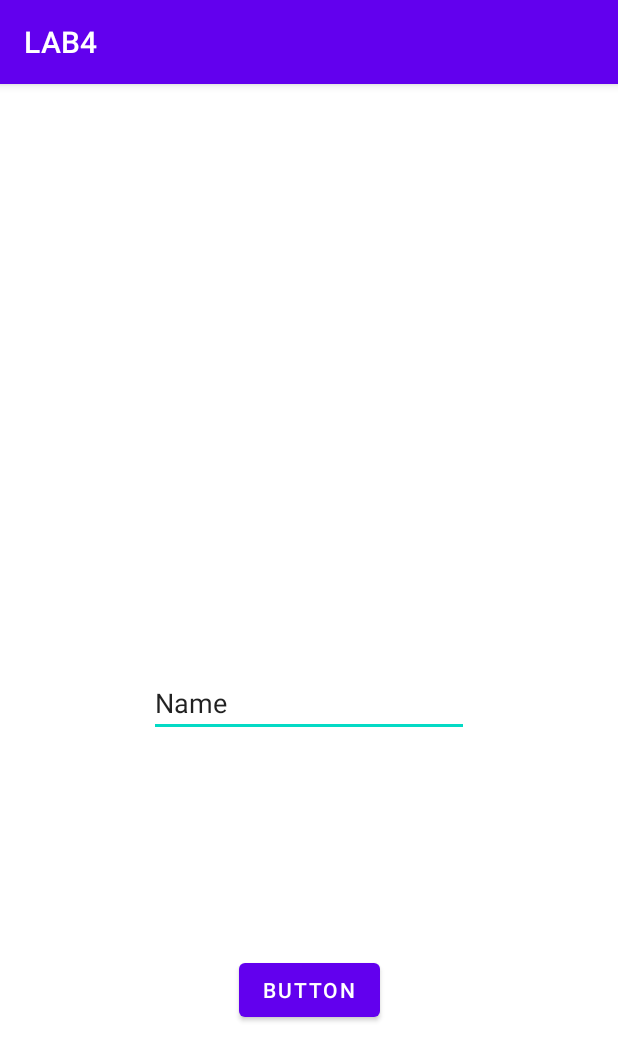
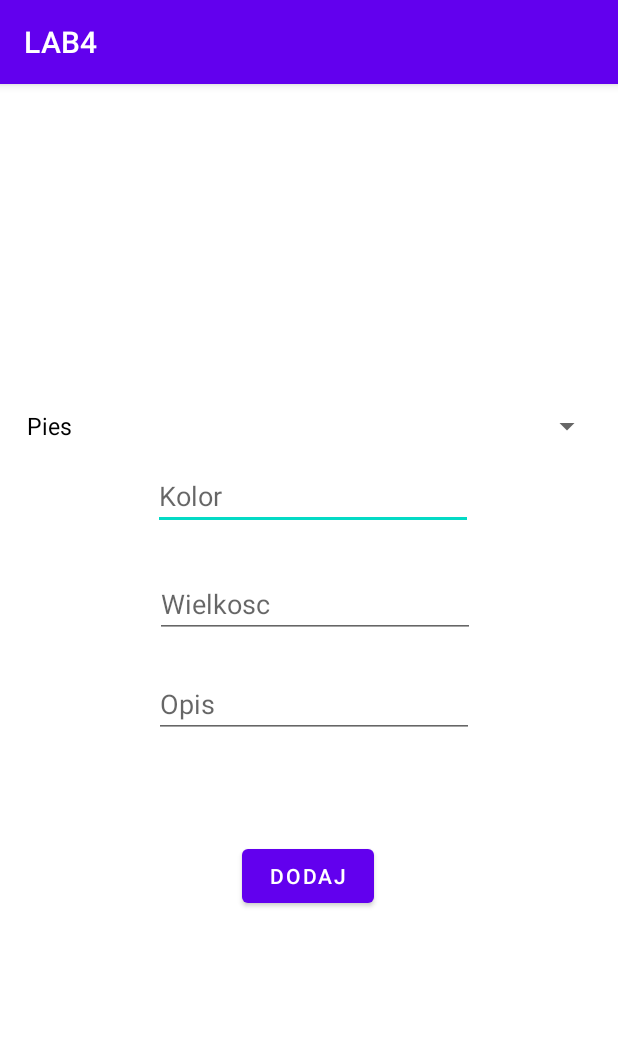
Before and after one commit to Grabek96/LAB4, an Android app: the screen it shows after launch (DodajWpis), after a tap on "Nowy", on a phone screen of 412 x 824 dp. Shown: the top 1061 px of the screen. Run offline under Robolectric (Android 15) with nearby library versions, the phone set to English and light mode, and no system bars.

Commit message:
Laboratorium 5 czwarty commit edycja i dodawanie wpisów do bazy danych

```diff
--- a/app/src/main/java/com/example/lab4/MySQLite.java
+++ b/app/src/main/java/com/example/lab4/MySQLite.java
@@ -9,7 +9,8 @@ import android.database.sqlite.SQLiteOpenHelper;
 
 public class MySQLite extends SQLiteOpenHelper {
     private static final int DATABASE_VERSION = 1;
-    public MySQLite(Context context){super(context, "animalsDB",null, DATABASE_VERSION);}
+    public MySQLite(Context context){
+        super(context, "animalsDBB",null, DATABASE_VERSION);}
 
     @Override
     public void onCreate(SQLiteDatabase database) {
@@ -17,6 +18,7 @@ public class MySQLite extends SQLiteOpenHelper {
                 " create table animals " +
                         "(_id integer primary key autoincrement," +
                         "gatunek text not null," +
+                        "kolor text not null," +
                         "wielkosc real not null," +
                         "opis text not null);";
                     database.execSQL(DATABASE_CREATE);
--- a/app/src/main/res/layout/activity_dodaj_wpis.xml
+++ b/app/src/main/res/layout/activity_dodaj_wpis.xml
@@ -12,24 +12,69 @@
         android:layout_height="wrap_content"
         android:layout_marginStart="160dp"
         android:layout_marginEnd="159dp"
-        android:layout_marginBottom="140dp"
+        android:layout_marginBottom="216dp"
         android:onClick="wyslij"
-        android:text="Button"
+        android:text="Dodaj"
         app:layout_constraintBottom_toBottomOf="parent"
         app:layout_constraintEnd_toEndOf="parent"
+        app:layout_constraintHorizontal_bias="0.25"
         app:layout_constraintStart_toStartOf="parent" />
 
     <EditText
-        android:id="@+id/editText"
+        android:id="@+id/kolor"
         android:layout_width="wrap_content"
         android:layout_height="wrap_content"
-        android:layout_marginStart="101dp"
-        android:layout_marginTop="390dp"
-        android:layout_marginEnd="101dp"
+        android:layout_marginStart="102dp"
+        android:layout_marginTop="252dp"
+        android:layout_marginEnd="100dp"
         android:ems="10"
+        android:hint="Kolor"
         android:inputType="textPersonName"
-        android:text="Name"
+        app:layout_constraintEnd_toEndOf="parent"
+        app:layout_constraintHorizontal_bias="0.0"
+        app:layout_constraintStart_toStartOf="parent"
+        app:layout_constraintTop_toTopOf="parent" />
+
+    <EditText
+        android:id="@+id/wielkosc"
+        android:layout_width="wrap_content"
+        android:layout_height="wrap_content"
+        android:layout_marginStart="103dp"
+        android:layout_marginTop="324dp"
+        android:layout_marginEnd="99dp"
+        android:ems="10"
+        android:hint="Wielkosc"
+        android:inputType="number"
+        app:layout_constraintEnd_toEndOf="parent"
+        app:layout_constraintHorizontal_bias="0.0"
+        app:layout_constraintStart_toStartOf="parent"
+        app:layout_constraintTop_toTopOf="parent" />
+
+    <Spinner
+        android:id="@+id/gatunek"
+        android:layout_width="match_parent"
+        android:layout_height="wrap_content"
+        android:layout_marginStart="10dp"
+        android:layout_marginTop="204dp"
+        android:layout_marginEnd="10dp"
+        app:layout_constraintEnd_toEndOf="parent"
+        app:layout_constraintHorizontal_bias="1.0"
+        app:layout_constraintStart_toStartOf="parent"
+        app:layout_constraintTop_toTopOf="parent" />
+
+    <EditText
+        android:id="@+id/opis"
+        android:layout_width="wrap_content"
+        android:layout_height="wrap_content"
+        android:layout_marginStart="104dp"
+        android:layout_marginTop="21dp"
+        android:layout_marginEnd="98dp"
+        android:ems="10"
+        android:gravity="start|top"
+        android:hint="Opis"
+        android:inputType="textMultiLine"
         app:layout_constraintEnd_toEndOf="parent"
         app:layout_constraintStart_toStartOf="parent"
-        app:layout_constraintTop_toTopOf="parent" />
+        app:layout_constraintTop_toBottomOf="@+id/wielkosc" />
+
 </androidx.constraintlayout.widget.ConstraintLayout>
--- a/app/src/main/res/menu/main_menu.xml
+++ b/app/src/main/res/menu/main_menu.xml
@@ -1,7 +1,6 @@
 <?xml version="1.0" encoding="utf-8"?>
 <menu xmlns:android="http://schemas.android.com/apk/res/android"
-    xmlns:app="http://schemas.android.com/apk/res-auto"
-    >
+    xmlns:app="http://schemas.android.com/apk/res-auto">
     <item
         android:id="@+id/create"
         android:title="Nowy"
```
Also changed, not shown: app/src/main/java/com/example/lab4/Animal.java (+4 -4 lines), app/src/main/java/com/example/lab4/DodajWpis.java (+41 -4 lines), app/src/main/java/com/example/lab4/MainActivity.java (+27 -0 lines). Lines whose indentation alone changed are shown as unchanged.
